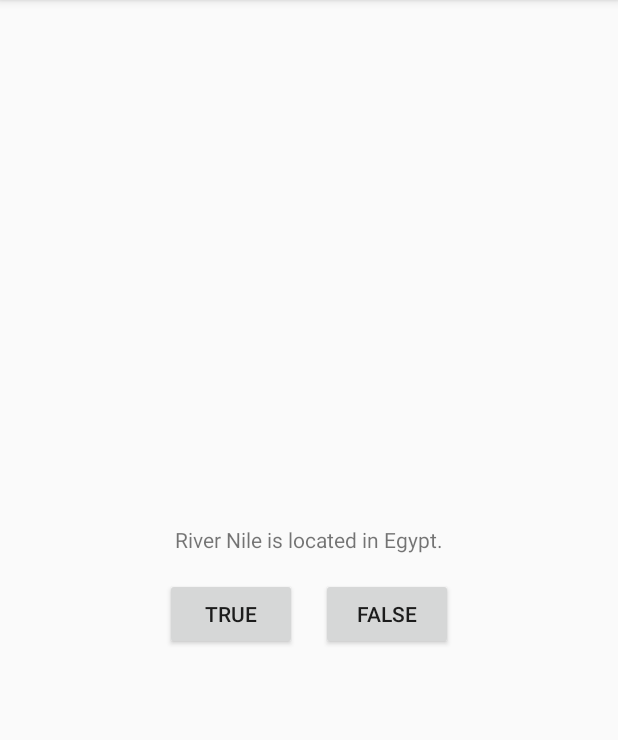
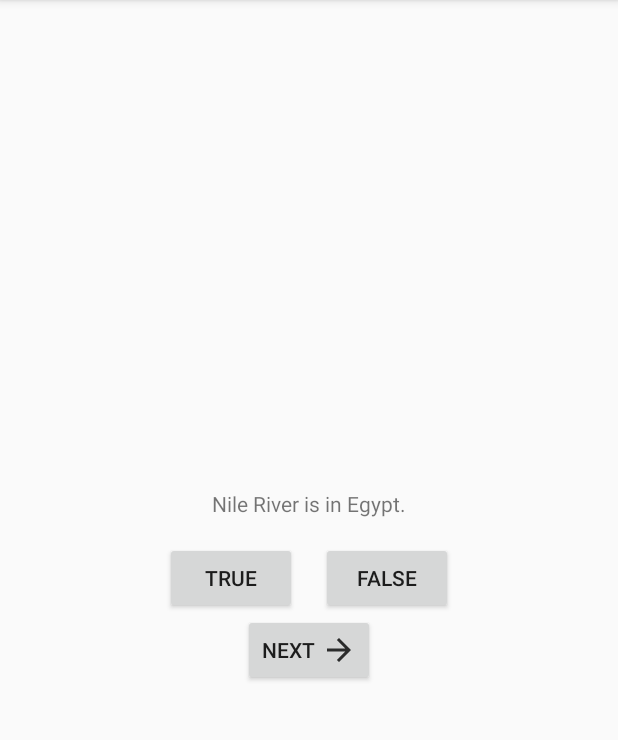
Before and after one commit to SebastianLiando/Android-Ranch, an Android app: the screen it shows after launch (QuizActivity), on a phone screen of 412 x 824 dp, the part 84-824 px from its top. Run offline under Robolectric (Android 15) with nearby library versions, the phone set to English and light mode, and no system bars.

Commit message:
add a next button
adds multiple questions and a button to cycle between them

```diff
--- /dev/null
+++ b/GeoQuiz/app/src/main/java/com/zetzaus/geoquiz/Question.java
@@ -0,0 +1,58 @@
+package com.zetzaus.geoquiz;
+
+/**
+ * The <code>Question</code> class is an entity class that holds information of a question.
+ * The information includes the id of the String resource and whether the question is a true statement.
+ */
+public class Question {
+
+    private int mResId;
+    private boolean mAnswerTrue;
+
+    /**
+     * Constructor for the class <code>Question</code>.
+     *
+     * @param resId        the String resource id.
+     * @param isAnswerTrue true if the answer is true, otherwise false.
+     */
+    public Question(int resId, boolean isAnswerTrue) {
+        mResId = resId;
+        mAnswerTrue = isAnswerTrue;
+    }
+
+    /**
+     * Returns the String resource id.
+     *
+     * @return the String resource id.
+     */
+    public int getResId() {
+        return mResId;
+    }
+
+    /**
+     * Sets the String resource id of a question.
+     *
+     * @param resId the new String resource id.
+     */
+    public void setResId(int resId) {
+        mResId = resId;
+    }
+
+    /**
+     * Returns true if the question is a true statement.
+     *
+     * @return true if the question is a true statement.
+     */
+    public boolean isAnswerTrue() {
+        return mAnswerTrue;
+    }
+
+    /**
+     * Sets whether the question is a true statement.
+     *
+     * @param answerTrue whether the question is a true statement.
+     */
+    public void setAnswerTrue(boolean answerTrue) {
+        mAnswerTrue = answerTrue;
+    }
+}
--- a/GeoQuiz/app/src/main/java/com/zetzaus/geoquiz/QuizActivity.java
+++ b/GeoQuiz/app/src/main/java/com/zetzaus/geoquiz/QuizActivity.java
@@ -4,48 +4,119 @@ import android.os.Bundle;
 import android.view.Gravity;
 import android.view.View;
 import android.widget.Button;
+import android.widget.TextView;
 import android.widget.Toast;
 
 import androidx.appcompat.app.AppCompatActivity;
 
+/**
+ * This activity is the main activity of the application. It displays a question in a form of a statement which
+ * the user has to determine if it is true or false. It also has a next button to juggle between the questions.
+ */
 public class QuizActivity extends AppCompatActivity {
 
     private Button mTrueButton;
     private Button mFalseButton;
+    private Button mNextButton;
+    private TextView mQuestionText;
 
+    private Question[] mQuestionBank = {
+            new Question(R.string.question_one, true),
+            new Question(R.string.question_two, true),
+            new Question(R.string.question_three, false),
+            new Question(R.string.question_four, false),
+            new Question(R.string.question_five, true),
+    };
+
+    private int mCurrentIndex = 0;
+
+    /**
+     * Sets up the activity to be functional.
+     *
+     * @param savedInstanceState the saved system state.
+     */
     @Override
     protected void onCreate(Bundle savedInstanceState) {
         // Inflate layout
         super.onCreate(savedInstanceState);
         setContentView(R.layout.activity_quiz);
 
-        // Make the true button listens to click. It will display a toast
+        // Display the first question
+        mQuestionText = findViewById(R.id.text_question);
+        updateQuestionText();
+
+        // Clicking the question text also cycles to the next question.
+        // Is the solution for the challenge in Question 2.
+        mQuestionText.setOnClickListener(new View.OnClickListener() {
+            @Override
+            public void onClick(View v) {
+                mCurrentIndex = (mCurrentIndex + 1) % mQuestionBank.length;
+                updateQuestionText();
+            }
+        });
+
+        // Make the true button listens to click. It will display a toast.
         mTrueButton = findViewById(R.id.true_button);
         mTrueButton.setOnClickListener(new View.OnClickListener() {
             @Override
             public void onClick(View v) {
-                createToastTop(R.string.toast_correct).show();
+                checkAnswer(true);
             }
         });
 
-        // Make the false button listens to click. It will display a toast
+        // Make the false button listens to click. It will display a toast.
         mFalseButton = findViewById(R.id.false_button);
         mFalseButton.setOnClickListener(new View.OnClickListener() {
             @Override
             public void onClick(View v) {
-                createToastTop(R.string.toast_incorrect).show();
+                checkAnswer(false);
+            }
+        });
+
+        // Make the next button listens to click. It will replace with the next question.
+        mNextButton = findViewById(R.id.button_next);
+        mNextButton.setOnClickListener(new View.OnClickListener() {
+            @Override
+            public void onClick(View v) {
+                mCurrentIndex = (mCurrentIndex + 1) % mQuestionBank.length;
+                updateQuestionText();
             }
         });
     }
 
     /**
+     * Updates the question text to the question pointed by the current index
+     */
+    private void updateQuestionText() {
+        mQuestionText.setText(mQuestionBank[mCurrentIndex].getResId());
+    }
+
+    /**
+     * Verifies the answer when the user pressed one of the answer button and display the toast accordingly.
+     *
+     * @param userAnswer true if the button the user pressed is the true button.
+     */
+    private void checkAnswer(boolean userAnswer) {
+        boolean answer = mQuestionBank[mCurrentIndex].isAnswerTrue();
+        if (answer == userAnswer) {
+            createToastTop(R.string.toast_correct).show();
+        } else {
+            createToastTop(R.string.toast_incorrect).show();
+        }
+    }
+
+    /**
      * Returns a Toast object located at the top center of the screen.
+     * This is also a solution for the Challenge question in chapter 1.
+     *
      * @param stringId the string resource to be used as the message.
      * @return a Toast object
      */
-    private Toast createToastTop(int stringId){
+    private Toast createToastTop(int stringId) {
         Toast toast = Toast.makeText(this, stringId, Toast.LENGTH_SHORT);
         toast.setGravity(Gravity.TOP, 0, 0);
         return toast;
     }
+
+
 }
--- /dev/null
+++ b/GeoQuiz/app/src/main/res/drawable-anydpi/ic_next.xml
@@ -0,0 +1,11 @@
+<vector xmlns:android="http://schemas.android.com/apk/res/android"
+    android:width="24dp"
+    android:height="24dp"
+    android:viewportWidth="24"
+    android:viewportHeight="24"
+    android:tint="#000000"
+    android:alpha="0.8">
+    <path
+        android:fillColor="#FF000000"
+        android:pathData="M12,4l-1.41,1.41L16.17,11H4v2h12.17l-5.58,5.59L12,20l8,-8z"/>
+</vector>
--- a/GeoQuiz/app/src/main/res/layout/activity_quiz.xml
+++ b/GeoQuiz/app/src/main/res/layout/activity_quiz.xml
@@ -8,10 +8,10 @@
     tools:context=".QuizActivity">
 
     <TextView
+        android:id="@+id/text_question"
         android:layout_width="wrap_content"
         android:layout_height="wrap_content"
-        android:padding="16dp"
-        android:text="@string/text_question" />
+        android:padding="16dp" />
 
     <LinearLayout
         android:layout_width="wrap_content"
@@ -31,4 +31,12 @@
             android:text="@string/button_false" />
     </LinearLayout>
 
+    <Button
+        android:id="@+id/button_next"
+        android:layout_width="wrap_content"
+        android:layout_height="wrap_content"
+        android:text="@string/button_next"
+        android:drawableEnd="@drawable/ic_next"
+        android:drawablePadding="4dp"/>
+
 </LinearLayout>
--- a/GeoQuiz/app/src/main/res/values/strings.xml
+++ b/GeoQuiz/app/src/main/res/values/strings.xml
@@ -4,10 +4,17 @@
     <!-- Button labels -->
     <string name="button_false">False</string>
     <string name="button_true">True</string>
+    <string name="button_next">Next</string>
 
     <!-- Toast messages -->
     <string name="toast_correct">Correct :D</string>
     <string name="toast_incorrect">Incorrect :(</string>
 
-    <string name="text_question">River Nile is located in Egypt.</string>
+    <!-- Question bank -->
+    <string name="question_one">Nile River is in Egypt.</string>
+    <string name="question_two">Papua New Guinea contains the most language.</string>
+    <string name="question_three">Julian is a name of a hurricane.</string>
+    <string name="question_four">Croatia is landlocked.</string>
+    <string name="question_five">Auckland is New Zealand\'s largest city.</string>
+
 </resources>
```
Also changed, not shown: GeoQuiz/app/src/main/res/drawable-hdpi/ic_next.png (added), GeoQuiz/app/src/main/res/drawable-mdpi/ic_next.png (added), GeoQuiz/app/src/main/res/drawable-xhdpi/ic_next.png (added), GeoQuiz/app/src/main/res/drawable-xxhdpi/ic_next.png (added).
